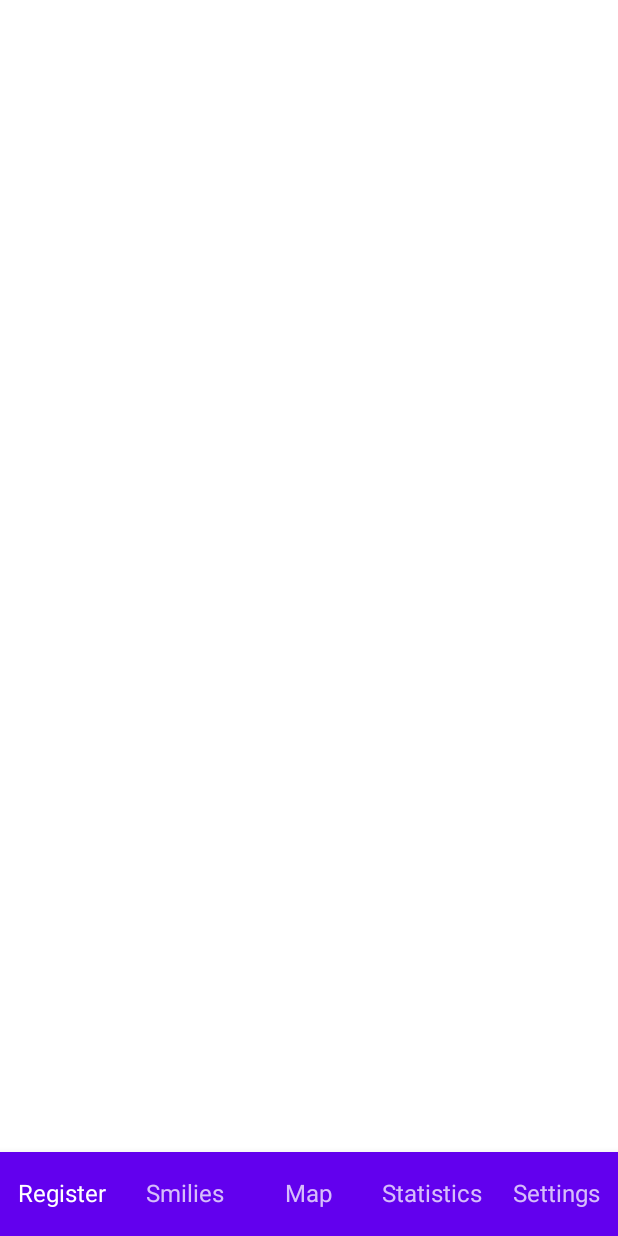
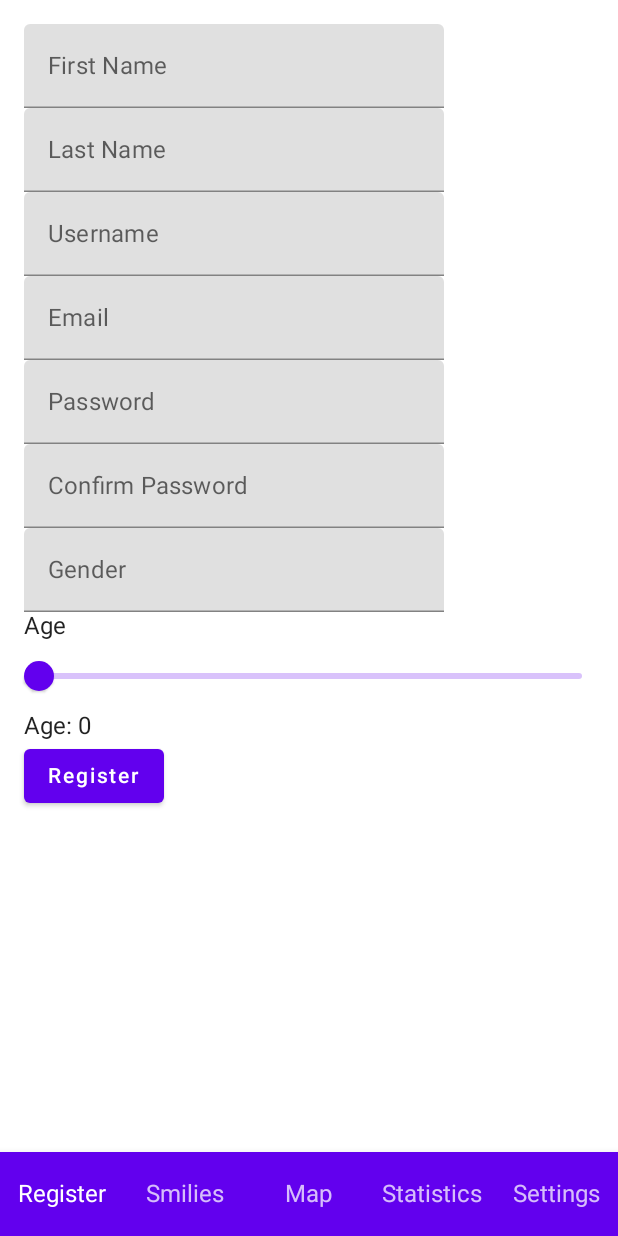
Before and after one commit to Hampster8/HappyApp, an Android app built with Jetpack Compose: the screen it shows after launch (MainActivity), on a phone screen of 412 x 824 dp. Run offline under Robolectric (Android 15) with nearby library versions, the phone set to English and light mode, and no system bars; our stand-ins replace Room's generated code.

Commit message:
Database done

```diff
--- a/app/src/main/java/com/veberod/happyapp/MainActivity.kt
+++ b/app/src/main/java/com/veberod/happyapp/MainActivity.kt
@@ -1,5 +1,6 @@
 package com.veberod.happyapp
 
+import android.content.Context
 import android.os.Bundle
 import androidx.activity.ComponentActivity
 import androidx.activity.compose.setContent
@@ -8,16 +9,19 @@ import androidx.compose.material.*
 import androidx.compose.runtime.Composable
 import androidx.compose.runtime.getValue
 import androidx.compose.ui.Modifier
-import androidx.compose.ui.tooling.preview.Preview
 import androidx.navigation.NavGraph.Companion.findStartDestination
 import androidx.navigation.NavHostController
 import androidx.navigation.compose.NavHost
 import androidx.navigation.compose.composable
 import androidx.navigation.compose.currentBackStackEntryAsState
 import androidx.navigation.compose.rememberNavController
+import com.veberod.happyapp.feature_register.presentation.components.Register
 import com.veberod.happyapp.map_feature.presentation.components.Map
-import com.veberod.happyapp.screens.*
+import com.veberod.happyapp.screens.Settings
+import com.veberod.happyapp.screens.Smilies
+import com.veberod.happyapp.screens.Statistics
 import com.veberod.happyapp.ui.theme.HappyAppTheme
+
 
 
 class MainActivity : ComponentActivity() {
@@ -28,7 +32,7 @@ class MainActivity : ComponentActivity() {
                 // A surface container using the 'background' color from the theme
                 Surface(modifier = Modifier.fillMaxSize(),
                     color = MaterialTheme.colors.background) {
-                    App()
+                    App(context = this)
                 }
             }
         }
@@ -37,26 +41,23 @@ class MainActivity : ComponentActivity() {
 
 
 
-@Preview(showBackground = true)
 @Composable
-fun App() {
+fun App(context: Context) {
     HappyAppTheme {
         val navController = rememberNavController()
         Scaffold(
             //topBar = { TopAppBar(title = { Text("HappyApp") }) },
-            content = { NavigationHost(navController = navController) },
+            content = { NavigationHost(navController = navController, context) },
             bottomBar = { BottomNavigationBar(navController = navController) }
         )
-
-
     }
 }
 
 @Composable
-fun NavigationHost(navController: NavHostController) {
+fun NavigationHost(navController: NavHostController, context: Context) {
     NavHost(navController = navController, startDestination = NavRoutes.Register.route) {
         composable(NavRoutes.Register.route) {
-            Register()
+            Register(context)
         }
         composable(NavRoutes.Smilies.route) {
             Smilies()
--- /dev/null
+++ b/app/src/main/java/com/veberod/happyapp/database/HappyAppDB.kt
@@ -0,0 +1,12 @@
+package com.veberod.happyapp.database
+
+import androidx.room.Database
+import androidx.room.RoomDatabase
+import com.veberod.happyapp.feature_admin.domain.model.Mood
+import com.veberod.happyapp.feature_admin.domain.model.User
+
+@Database(entities = [User::class, Mood::class], version = 1)
+abstract class HappyAppDB : RoomDatabase() {
+    abstract fun userDao(): UserDao
+    abstract fun moodDao(): MoodDao
+}
--- /dev/null
+++ b/app/src/main/java/com/veberod/happyapp/database/MoodDao.kt
@@ -0,0 +1,27 @@
+package com.veberod.happyapp.database
+
+import androidx.room.*
+import com.veberod.happyapp.feature_admin.domain.model.Mood
+import com.veberod.happyapp.feature_admin.domain.model.UserWithMoods
+
+@Dao
+interface MoodDao {
+    @Insert
+    fun insert(mood: Mood)
+
+    @Update
+    fun update(mood: Mood)
+
+    @Delete
+    fun delete(mood: Mood)
+
+    @Transaction
+    @Query("SELECT user_id, f_name, l_name, username, gender, age, email, password FROM user LEFT JOIN mood ON user.user_id = mood.user_id_in_mood WHERE user.user_id = :userId")
+    fun getUserWithMoods(userId: Long): List<UserWithMoods>
+
+    @Transaction
+    @Query("SELECT user_id, f_name, l_name, username, gender, age, email, password FROM user LEFT JOIN mood ON user.user_id = mood.user_id_in_mood")
+    fun getUsersWithMoods(): List<UserWithMoods>
+
+
+}
--- /dev/null
+++ b/app/src/main/java/com/veberod/happyapp/database/UserDao.kt
@@ -0,0 +1,35 @@
+package com.veberod.happyapp.database
+
+import androidx.room.*
+import com.veberod.happyapp.feature_admin.domain.model.User
+import com.veberod.happyapp.feature_admin.domain.model.UserWithMoods
+
+
+@Dao
+interface UserDao {
+    @Insert
+    fun insert(user: User)
+
+    @Query("SELECT * FROM user")
+    fun getAll(): List<User>
+
+    @Query("SELECT * FROM user WHERE user_id = :id")
+    fun getById(id: Int): User
+
+    @Query("SELECT * FROM user WHERE username = :username")
+    fun getByUsername(username: String): User
+
+    @Update
+    fun update(user: User)
+
+    @Delete
+    fun delete(user: User)
+
+    @Transaction
+    @Query("SELECT user_id, f_name, l_name, username, gender, age, email, password FROM user LEFT JOIN mood ON user.user_id = mood.user_id_in_mood WHERE user.user_id = :userId")
+    fun getUserWithMoods(userId: Long): List<UserWithMoods>
+
+    @Transaction
+    @Query("SELECT user_id, f_name, l_name, username, gender, age, email, password FROM user LEFT JOIN mood ON user.user_id = mood.user_id_in_mood")
+    fun getUsersWithMoods(): List<UserWithMoods>
+}
--- /dev/null
+++ b/app/src/main/java/com/veberod/happyapp/feature_register/presentation/components/Register.kt
@@ -0,0 +1,149 @@
+package com.veberod.happyapp.feature_register.presentation.components
+
+import android.content.Context
+import android.util.Patterns
+import android.widget.Toast
+import androidx.compose.foundation.layout.Column
+import androidx.compose.foundation.layout.fillMaxSize
+import androidx.compose.foundation.layout.padding
+import androidx.compose.material.Button
+import androidx.compose.material.Slider
+import androidx.compose.material.Text
+import androidx.compose.material.TextField
+import androidx.compose.runtime.*
+import androidx.compose.ui.Modifier
+import androidx.compose.ui.unit.dp
+import com.veberod.happyapp.feature_admin.domain.model.User
+import com.veberod.happyapp.feature_admin.domain.repository.UserRepository
+import kotlinx.coroutines.Dispatchers
+import kotlinx.coroutines.withContext
+
+
+@Composable
+fun Register(context: Context) {
+    var firstName by remember { mutableStateOf("") }
+    var lastName by remember { mutableStateOf("") }
+    var username by remember { mutableStateOf("") }
+    var email by remember { mutableStateOf("") }
+    var password by remember { mutableStateOf("") }
+    var confirmPassword by remember { mutableStateOf("") }
+    var gender by remember { mutableStateOf("") }
+    var age by remember { mutableStateOf(0) }
+    val userRepository = UserRepository(context)
+
+
+
+    Column(modifier = Modifier
+        .padding(16.dp)
+        .fillMaxSize()) {
+
+        TextField(value = firstName,
+            onValueChange = { firstName = it },
+            label = { Text(text = "First Name") })
+
+
+        TextField(value = lastName,
+            onValueChange = { lastName = it },
+            label = { Text(text = "Last Name") })
+
+
+        TextField(value = username,
+            onValueChange = { username = it },
+            label = { Text(text = "Username") })
+
+
+        TextField(value = email, onValueChange = { email = it }, label = { Text(text = "Email") })
+
+
+        TextField(value = password,
+            onValueChange = { password = it },
+            label = { Text(text = "Password") })
+
+
+        TextField(value = confirmPassword,
+            onValueChange = { confirmPassword = it },
+            label = { Text(text = "Confirm Password") })
+
+/*        Text(text = "Gender")
+        var selectedGender = Gender.MALE
+        GenderSelection(selectedOption = selectedGender, onOptionSelected = { newGender -> selectedGender = newGender})*/
+    //TODO
+        TextField(value = gender,
+            onValueChange = { gender = it },
+            label = { Text(text = "Gender") })
+
+
+        Text(text = "Age")
+        Slider(
+            value = age.toFloat(),
+            onValueChange = { age = it.toInt() },
+            valueRange = 0f..100f
+        )
+        Text("Age: $age")
+
+        Button(onClick = {
+            if (isValidEmail(email) && isValidPassword(password) && password == confirmPassword) {
+                val user = User(
+                    userId = 0,
+                    firstName = firstName,
+                    lastName = lastName,
+                    username = username,
+                    gender = gender,
+                    age = age,
+                    email = email,
+                    password = password
+                )
+                    userRepository.addUser(user, context)
+            }
+        }) {
+            Text(text = "Register")
+        }
+
+    }
+}
+
+fun isValidEmail(email: String): Boolean {
+    return Patterns.EMAIL_ADDRESS.matcher(email).matches()
+}
+
+fun isValidPassword(password: String): Boolean {
+    // Add your own password validation rules here
+    return password.length >= 6
+}
+
+suspend fun showToast(context: Context, message: String) {
+    withContext(Dispatchers.Main) {
+        Toast.makeText(context, message, Toast.LENGTH_SHORT).show()
+    }
+}
+
+
+/*@Composable
+fun GenderSelection(selectedOption: Gender, onOptionSelected: (Gender) -> Unit) {
+    val radioOptions = listOf(Gender.MALE, Gender.FEMALE, Gender.NON_BINARY)
+    Column(
+        modifier = Modifier.fillMaxWidth().fillMaxHeight(),
+        verticalArrangement = Arrangement.Center,
+        horizontalAlignment = Alignment.CenterHorizontally,
+    ) {
+        Column {
+            radioOptions.forEach { text ->
+                Row(
+                    Modifier
+                        .fillMaxWidth()
+                        .selectable(
+                            selected = (text == selectedOption),
+                            onClick = { onOptionSelected(text) }
+                        )
+                        .padding(horizontal = 16.dp)
+                ) {
+                    RadioButton(
+                        selected = (text == selectedOption),
+                        onClick = { onOptionSelected(text) }
+                    )
+                    Text("$text")
+                }
+            }
+        }
+    }
+}*/
--- a/app/src/main/java/com/veberod/happyapp/screens/Register.kt
+++ /dev/null
@@ -1,17 +0,0 @@
-package com.veberod.happyapp.screens
-
-import androidx.compose.runtime.Composable
-
-
-/*TODO
-*   Registerpage, button click saves to database
-*   Surname
-*   Lastname
-*   Username
-*   Password
-*   Age
-*   Gender */
-@Composable
-fun Register() {
-
-}
```
Also changed, not shown: app/build.gradle (+13 -5 lines), app/src/main/java/com/veberod/happyapp/database/DbHelper.kt (deleted, +0 -107 lines), app/src/main/java/com/veberod/happyapp/database/MoodEntry.kt (deleted, +0 -12 lines), app/src/main/java/com/veberod/happyapp/database/User.kt (deleted, +0 -10 lines), app/src/main/java/com/veberod/happyapp/feature_admin/domain/model/Mood.kt (added, +23 -0 lines), app/src/main/java/com/veberod/happyapp/feature_admin/domain/model/User.kt (added, +26 -0 lines), app/src/main/java/com/veberod/happyapp/feature_admin/domain/model/UserWithMoods.kt (added, +13 -0 lines), app/src/main/java/com/veberod/happyapp/feature_admin/domain/repository/MoodRepository.kt (added, +33 -0 lines), app/src/main/java/com/veberod/happyapp/feature_admin/domain/repository/UserRepository.kt (added, +80 -0 lines).
